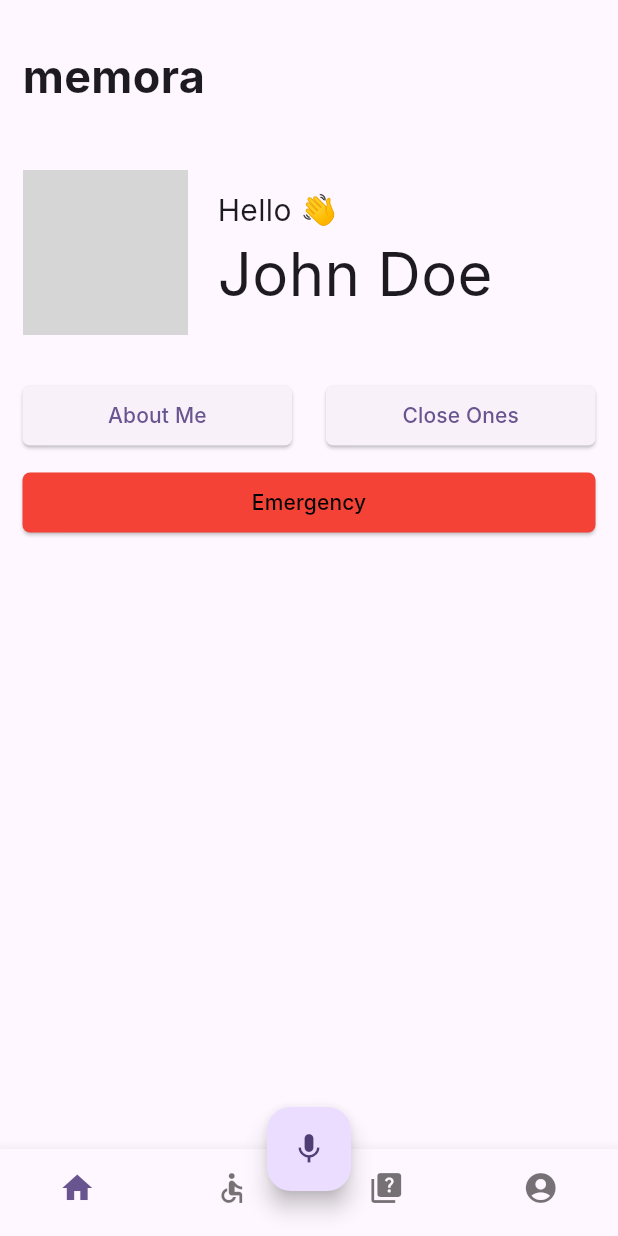
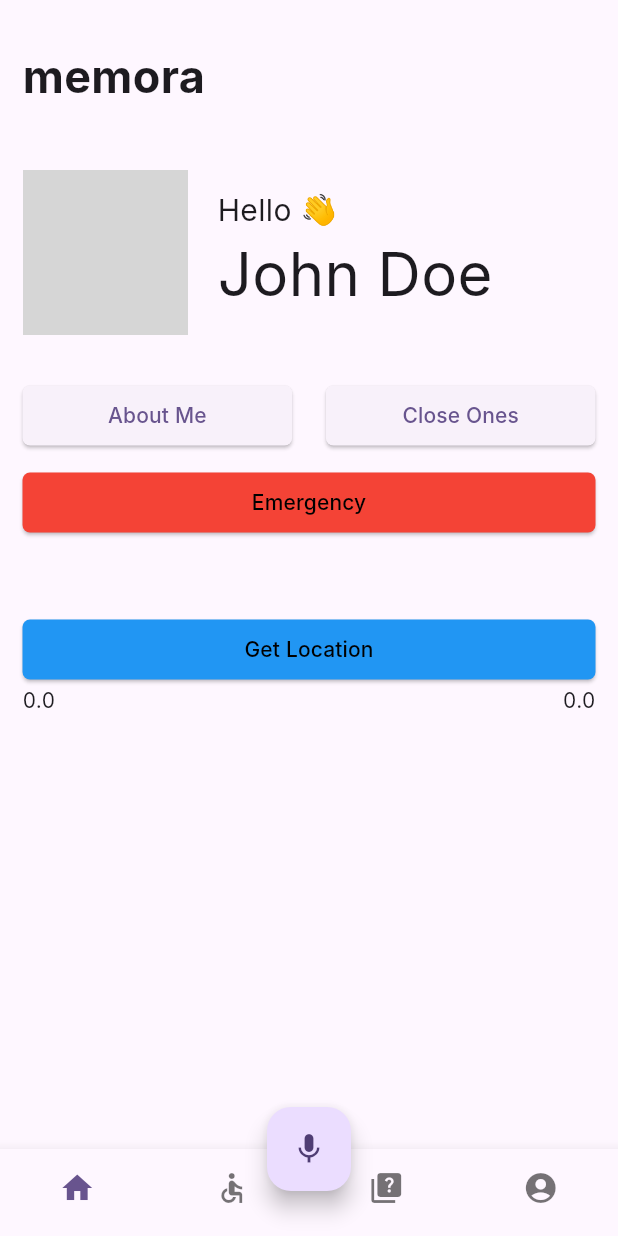
Before and after one commit to mihiraggarwal/memora, a Flutter app: the screen it shows after launch, on a phone screen of 412 x 824 dp. Run offline on Flutter 3.47's test engine with Material 3 defaults, Android fonts, the phone set to English and light mode, and no system bars; our stand-ins replace location; network calls fail; Roboto replaces fonts that are missing (Inter); grey boxes are pictures that could not be loaded.

Commit message:
get live location

```diff
--- a/lib/main.dart
+++ b/lib/main.dart
@@ -1,4 +1,6 @@
+import 'package:flutter/cupertino.dart';
 import 'package:flutter/material.dart';
+import 'package:location/location.dart';
 
 void main() {
   runApp(const MyApp());
@@ -17,15 +19,18 @@ class MyApp extends StatelessWidget {
         useMaterial3: true,
         fontFamily: "Inter"
       ),
-      home: const MyHomePage(title: 'memora'),
+      home: MyHomePage(title: 'memora'),
     );
   }
 }
 
 class MyHomePage extends StatefulWidget {
-  const MyHomePage({super.key, required this.title});
+  MyHomePage({super.key, required this.title});
 
   final String title;
+
+  double lat = 0;
+  double lon = 0;
 
   @override
   State<MyHomePage> createState() => _MyHomePageState();
@@ -52,6 +57,38 @@ class _MyHomePageState extends State<MyHomePage> {
             Container(
               margin: EdgeInsets.only(top: 40.0),
               child: Home()
+            ),
+            Container(
+              margin: EdgeInsets.only(top: 50.0),
+              width: double.infinity,
+              child: ElevatedButton(
+                child: Text(
+                    "Get Location"
+                ),
+                style: ButtonStyle(
+                    backgroundColor: MaterialStateProperty.all(Colors.blue),
+                    foregroundColor: MaterialStateProperty.all(Colors.black),
+                    shape: MaterialStateProperty.all(
+                        RoundedRectangleBorder(
+                            borderRadius: BorderRadius.circular(5.0)
+                        )
+                    )
+                ),
+                onPressed: () async {
+                  var location = await getLocation();
+                  setState(() {
+                    widget.lat = location.latitude!;
+                    widget.lon = location.longitude!;
+                  });
+                },
+              ),
+            ),
+            Row(
+              mainAxisAlignment: MainAxisAlignment.spaceBetween,
+              children: [
+                Text(widget.lat.toString()),
+                Text(widget.lon.toString())
+              ],
             )
           ],
         ),
@@ -83,8 +120,8 @@ class Home extends StatelessWidget {
                   width: 110,
                 ),
               ),
-              Padding(
-                padding: const EdgeInsets.only(left: 20.0),
+              const Padding(
+                padding: EdgeInsets.only(left: 20.0),
                 child: Column(
                   crossAxisAlignment: CrossAxisAlignment.start,
                   children: [
@@ -184,7 +221,7 @@ class _BottomNavState extends State<BottomNav> {
       type: BottomNavigationBarType.fixed,
       showSelectedLabels: false,
       showUnselectedLabels: false,
-      items: [
+      items: const [
         BottomNavigationBarItem(
           label: "Home",
             icon: Icon(Icons.home)
@@ -205,3 +242,43 @@ class _BottomNavState extends State<BottomNav> {
     );
   }
 }
+
+class Map extends StatefulWidget {
+  const Map({Key? key}) : super(key: key);
+
+  @override
+  _MapState createState() => _MapState();
+}
+
+class _MapState extends State<Map> {
+
+
+  @override
+  Widget build(BuildContext context) {
+    return Container();
+  }
+}
+
+Future<LocationData> getLocation() async {
+  Location location = Location();
+  bool servicesEnabled = await location.serviceEnabled();
+
+  if (!servicesEnabled) {
+    servicesEnabled = await location.requestService();
+
+    // if (!servicesEnabled) return;
+
+  }
+
+  var permissionGranted = await location.hasPermission();
+
+  if (permissionGranted == PermissionStatus.denied) {
+    permissionGranted = await location.requestPermission();
+
+    // if (permissionGranted != PermissionStatus.granted) return;
+
+  }
+
+  var currentLocation = await location.getLocation();
+  return currentLocation;
+}
--- a/pubspec.yaml
+++ b/pubspec.yaml
@@ -35,6 +35,8 @@ dependencies:
   # The following adds the Cupertino Icons font to your application.
   # Use with the CupertinoIcons class for iOS style icons.
   cupertino_icons: ^1.0.2
+
+  location: ^5.0.0
 
 dev_dependencies:
   flutter_test:
```
Also changed, not shown: pubspec.lock, 3 other files.
